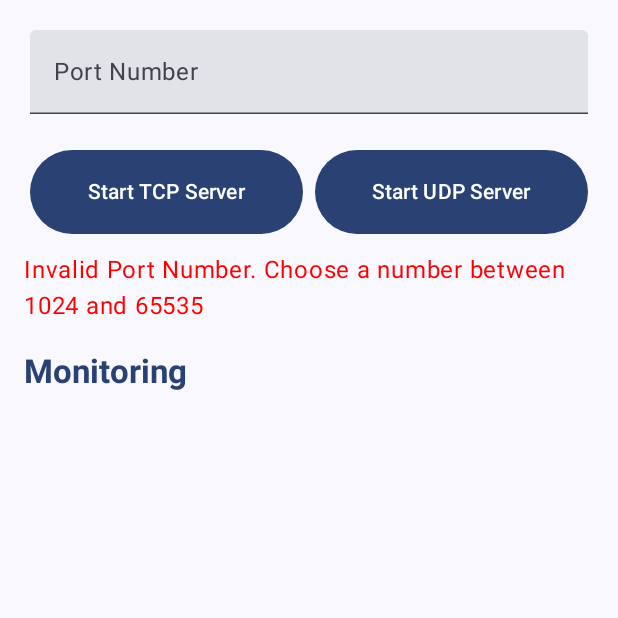
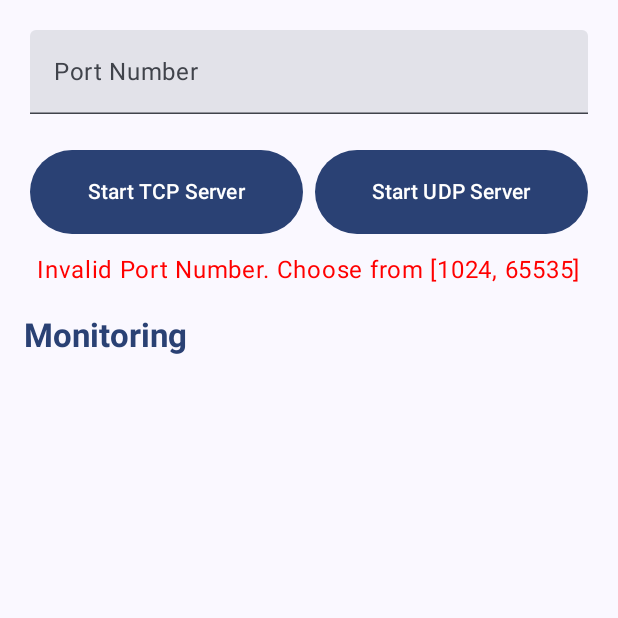
Before and after one commit to AK960/PacketWatcher_App, an Android app built with Jetpack Compose: the composable PacketWatcherServerView shown on its own in the app's theme, after a tap on "Start TCP Server", on a phone screen of 412 x 824 dp, the top half of it. Run offline under Robolectric (Android 15) with nearby library versions, the phone set to English and light mode, and no system bars.

Commit message:
Dealing with faulty input data

```diff
--- a/app/src/main/java/com/mobilkommunikation/project/ui/screens/ServerView.kt
+++ b/app/src/main/java/com/mobilkommunikation/project/ui/screens/ServerView.kt
@@ -88,7 +88,7 @@ fun PacketWatcherServerView() {
                     }
                     portNumber = ""
                 } else {
-                    errorMessage = "Invalid Port Number. Choose a number between 1024 and 65535"
+                    errorMessage = "Invalid Port Number. Choose from [1024, 65535]"
                     myLog(type = "error", msg = "PacketWatcherServerView: $errorMessage")
                 }
             },
```
